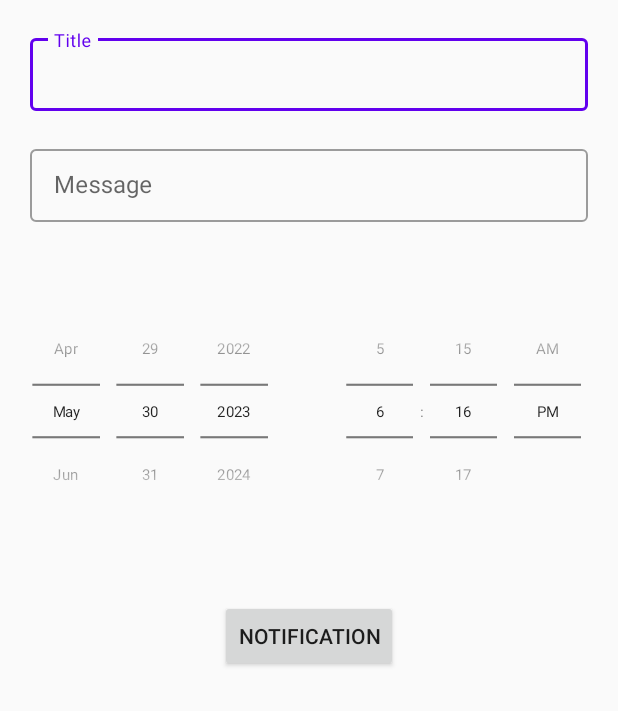
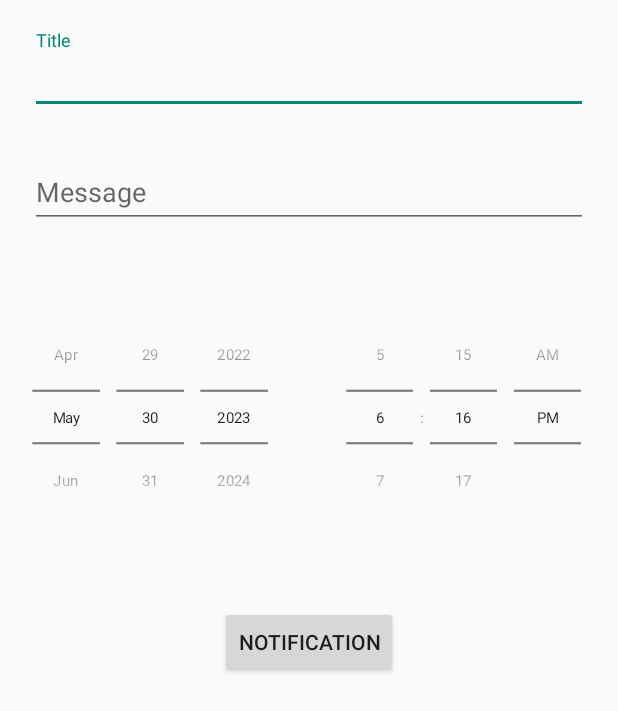
Before and after one commit to EcenurrKaya/KotlinBook, an Android app: the layout activity_bildirim.xml on its own in the app's theme, with its tools: preview values and no code run, on a phone screen of 412 x 824 dp. Shown: the top 711 px of the screen. Run offline under Robolectric (Android 15) with nearby library versions, the light colour scheme and no system bars.

Commit message:
Notification Fixed

```diff
--- a/app/src/main/java/com/example/kotlinbook/Notification.kt
+++ b/app/src/main/java/com/example/kotlinbook/Notification.kt
@@ -6,17 +6,16 @@ import android.content.Context
 import android.content.Intent
 import androidx.core.app.NotificationCompat
 
-
 const val notificationID = 1
-const val channelID = "channel1"
+const val channelID = "channel"
 const val titleExtra = "titleExtra"
 const val messageExtra = "messageExtra"
-
 class Notification:BroadcastReceiver() {
     override fun onReceive(context: Context, intent: Intent) {
         val notification = NotificationCompat.Builder(context, channelID).setSmallIcon(R.drawable.ic_launcher_foreground)
             .setContentTitle(intent.getStringExtra(titleExtra)).setContentText(intent.getStringExtra(
                 messageExtra)).build()
+
         val manager = context.getSystemService(Context.NOTIFICATION_SERVICE) as NotificationManager
         manager.notify(notificationID,notification)
     }
--- a/app/src/main/res/layout/activity_bildirim.xml
+++ b/app/src/main/res/layout/activity_bildirim.xml
@@ -7,19 +7,18 @@
     android:orientation="vertical"
     tools:context=".Bildirim">
 
-
     <com.google.android.material.textfield.TextInputLayout
         android:layout_width="match_parent"
         android:layout_height="wrap_content"
         android:paddingHorizontal="20dp"
         android:layout_marginTop="20dp"
-        style="@style/Widget.MaterialComponents.TextInputLayout.OutlinedBox.Dense">
+        >
 
         <com.google.android.material.textfield.TextInputEditText
             android:id="@+id/titleEt"
             android:layout_width="match_parent"
             android:layout_height="wrap_content"
-            android:hint="Title" />
+            android:hint="@string/title" />
     </com.google.android.material.textfield.TextInputLayout>
 
     <com.google.android.material.textfield.TextInputLayout
@@ -27,13 +26,13 @@
         android:layout_height="wrap_content"
         android:paddingHorizontal="20dp"
         android:layout_marginTop="20dp"
-        style="@style/Widget.MaterialComponents.TextInputLayout.OutlinedBox.Dense">
+        >
 
         <com.google.android.material.textfield.TextInputEditText
             android:id="@+id/messageEt"
             android:layout_width="match_parent"
             android:layout_height="wrap_content"
-            android:hint="Message" />
+            android:hint="@string/message" />
     </com.google.android.material.textfield.TextInputLayout>
 
     <LinearLayout
@@ -41,10 +40,10 @@
         android:layout_height="wrap_content"
         android:layout_marginTop="20dp">
         <DatePicker
-            android:id="@+id/date"
+            android:id="@+id/datePicker"
             android:layout_width="0dp"
+            android:layout_weight="1"
             android:layout_height="wrap_content"
-            android:layout_weight="1"
             android:datePickerMode="spinner"
             android:calendarViewShown="false"
             android:layout_gravity="center"
@@ -54,10 +53,10 @@
             android:layout_marginRight="-30dp"></DatePicker>
 
         <TimePicker
-            android:id="@+id/time"
+            android:id="@+id/timePicker"
             android:layout_width="0dp"
+            android:layout_weight="1"
             android:layout_height="wrap_content"
-            android:layout_weight="1"
             android:timePickerMode="spinner"
             android:layout_gravity="center"
             android:scaleY="0.7"
@@ -67,10 +66,10 @@
     </LinearLayout>
 
     <Button
-        android:layout_width="wrap_content"
-        android:layout_height="wrap_content"
         android:id="@+id/buton"
         android:layout_marginTop="20dp"
         android:layout_gravity="center"
-        android:text="Notification"></Button>
+        android:text="Notification"
+        android:layout_width="wrap_content"
+        android:layout_height="wrap_content"></Button>
 </LinearLayout>
--- a/app/src/main/res/values/strings.xml
+++ b/app/src/main/res/values/strings.xml
@@ -1,3 +1,5 @@
 <resources>
     <string name="app_name">KotlinBook</string>
+    <string name="title">Title</string>
+    <string name="message">Message</string>
 </resources>
```
Also changed, not shown: app/src/main/AndroidManifest.xml (+5 -7 lines), app/src/main/java/com/example/kotlinbook/Bildirim.kt (+35 -37 lines), app/src/main/java/com/example/kotlinbook/MainRecycler.kt (+4 -3 lines).
